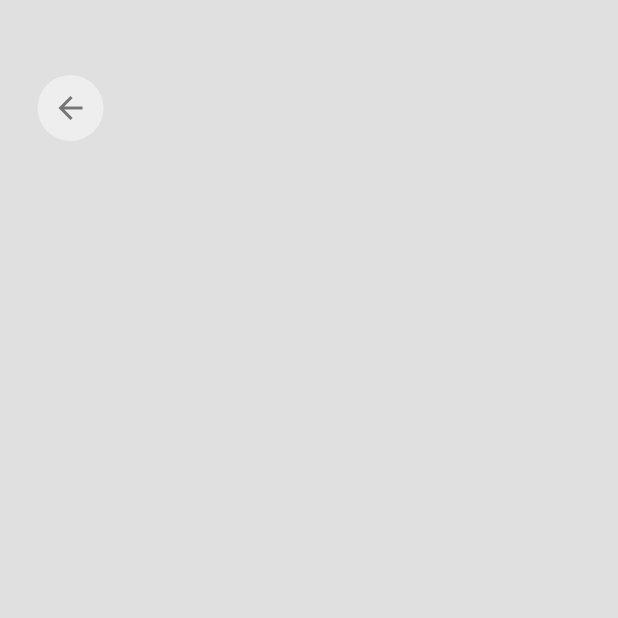
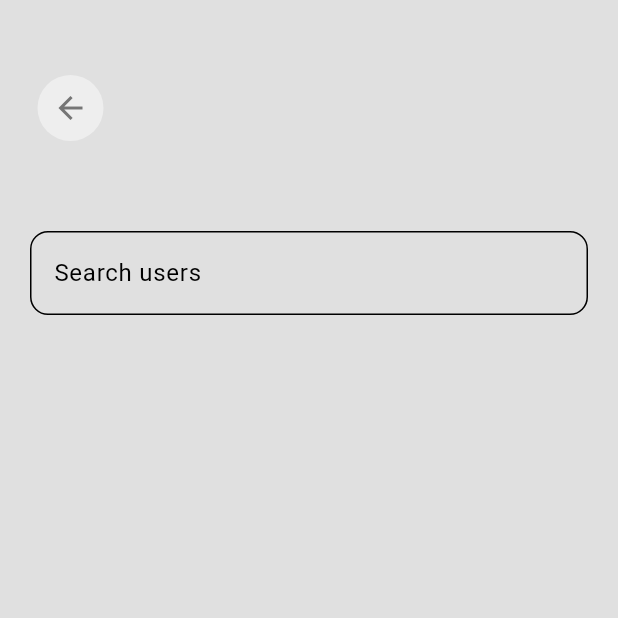
Before and after one commit to tugel01/social-net-app, a Flutter app: the UsersPage screen opened by its route, on a phone screen of 412 x 824 dp, the top half of it. Run offline on Flutter 3.47's test engine with Material 3 defaults, Android fonts, the phone set to English and light mode, and no system bars; our stand-ins replace cloud_firestore, firebase_auth, firebase_core, flutter_slidable; accounts and stored records are empty; network calls fail.

Commit message:
Search + profile pages with posts

```diff
--- a/lib/components/my_list_tile.dart
+++ b/lib/components/my_list_tile.dart
@@ -3,11 +3,13 @@ import 'package:flutter/material.dart';
 class MyListTile extends StatelessWidget {
   final String title;
   final String subtitle;
+  final Function()? onTapp;
 
   const MyListTile({
     super.key,
     required this.title,
     required this.subtitle,
+    this.onTapp,
   });
 
   @override
@@ -20,6 +22,7 @@ class MyListTile extends StatelessWidget {
           borderRadius: BorderRadius.circular(12),
         ),
         child: ListTile(
+          onTap: onTapp,
           title: Text(title),
           subtitle: Text(
             subtitle,
--- a/lib/pages/login_page.dart
+++ b/lib/pages/login_page.dart
@@ -26,19 +26,13 @@ class _LoginPageState extends State<LoginPage> {
   }
 
   void login() async {
-    showDialog(
-      context: context,
-      builder: (context) => const Center(child: CircularProgressIndicator()),
-    );
     // sign in
     try {
       await FirebaseAuth.instance.signInWithEmailAndPassword(
         email: emailController.text,
         password: passwordController.text,
       );
-      Navigator.pop(context);
     } on FirebaseAuthException catch (e) {
-      Navigator.pop(context);
       displayMessageToUser(e.code, context);
     }
   }
--- a/lib/pages/users_page.dart
+++ b/lib/pages/users_page.dart
@@ -1,18 +1,54 @@
 import 'package:cloud_firestore/cloud_firestore.dart';
+import 'package:firebase_auth/firebase_auth.dart';
 import 'package:flutter/material.dart';
 import 'package:social_media_app/components/my_back_button.dart';
 import 'package:social_media_app/components/my_list_tile.dart';
 import 'package:social_media_app/helper/helper_function.dart';
 
-class UsersPage extends StatelessWidget {
+class UsersPage extends StatefulWidget {
   const UsersPage({super.key});
 
+  @override
+  State<UsersPage> createState() => _UsersPageState();
+}
+
+class _UsersPageState extends State<UsersPage> {
+  String searchUser = '';
   @override
   Widget build(BuildContext context) {
     return Scaffold(
       backgroundColor: Theme.of(context).colorScheme.surface,
-      body: StreamBuilder(
-        stream: FirebaseFirestore.instance.collection("Users").snapshots(),
+      body: Column(
+        children: [
+          Padding(
+            padding: const EdgeInsets.only(top: 50.0, left: 25),
+            child: Row(children: [MyBackButton()]),
+          ),
+          const SizedBox(height: 40),
+          Padding(
+            padding: const EdgeInsets.all(20.0),
+            child: TextField(
+              onChanged: (value) {
+                setState(() {
+                  searchUser = value;
+                });
+              },
+              decoration: InputDecoration(
+                hintText: 'Search users',
+                border: OutlineInputBorder(
+                  borderRadius: BorderRadius.circular(12),
+                ),
+              ),
+            ),
+          ),
+          StreamBuilder(
+            stream:
+                FirebaseFirestore.instance
+                    .collection("Users")
+                    .orderBy('username')
+                    .startAt([searchUser])
+                    .endAt([searchUser + "\uf8ff"])
+                    .snapshots(),
             builder: (context, snapshot) {
               // errors
               if (snapshot.hasError) {
@@ -30,14 +66,7 @@ class UsersPage extends StatelessWidget {
               // all users
               final users = snapshot.data!.docs;
 
-          return Column(
-            children: [
-              Padding(
-                padding: const EdgeInsets.only(top: 50.0, left: 25),
-                child: Row(children: [MyBackButton()]),
-              ),
-              const SizedBox(height: 40),
-              Expanded(
+              return Expanded(
                 child: ListView.builder(
                   padding: const EdgeInsets.all(0),
                   itemCount: users.length,
@@ -46,14 +75,24 @@ class UsersPage extends StatelessWidget {
 
                     String username = user['username'];
                     String email = user['email'];
-                    return MyListTile(title: username, subtitle: email);
+                    return MyListTile(
+                      onTapp: () {
+                        Navigator.pushNamed(
+                          context,
+                          'profile_page',
+                          arguments: user,
+                        );
                       },
-                ),
-              ),
-            ],
+                      title: username,
+                      subtitle: email,
                     );
                   },
                 ),
               );
+            },
+          ),
+        ],
+      ),
+    );
   }
 }
```
Also changed, not shown: lib/components/my_drawer.dart (+13 -2 lines), lib/database/firestore.dart (+20 -6 lines), lib/main.dart (+6 -1 lines), lib/pages/home_page.dart (+45 -1 lines), lib/pages/profile_page.dart (+61 -40 lines), lib/pages/register_page.dart (+0 -10 lines). Lines whose indentation alone changed are shown as unchanged.
